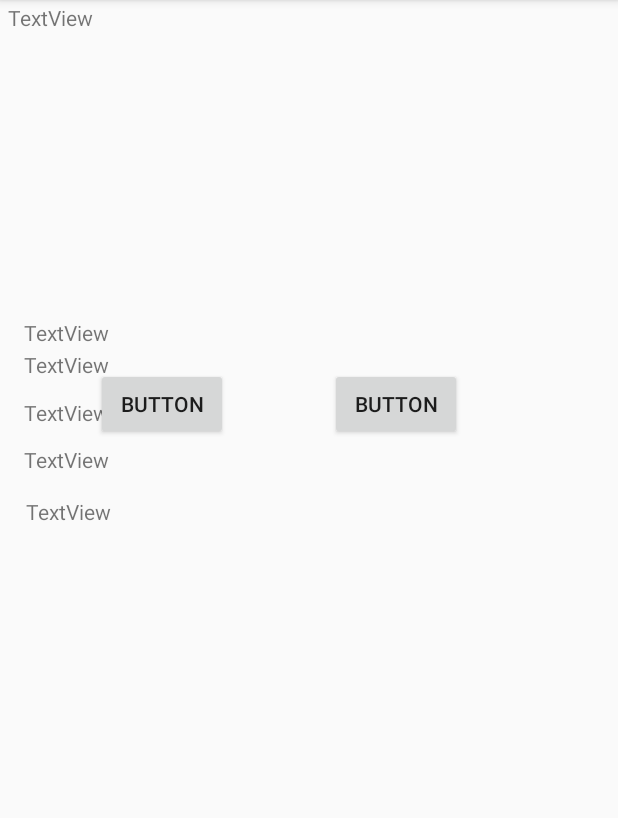
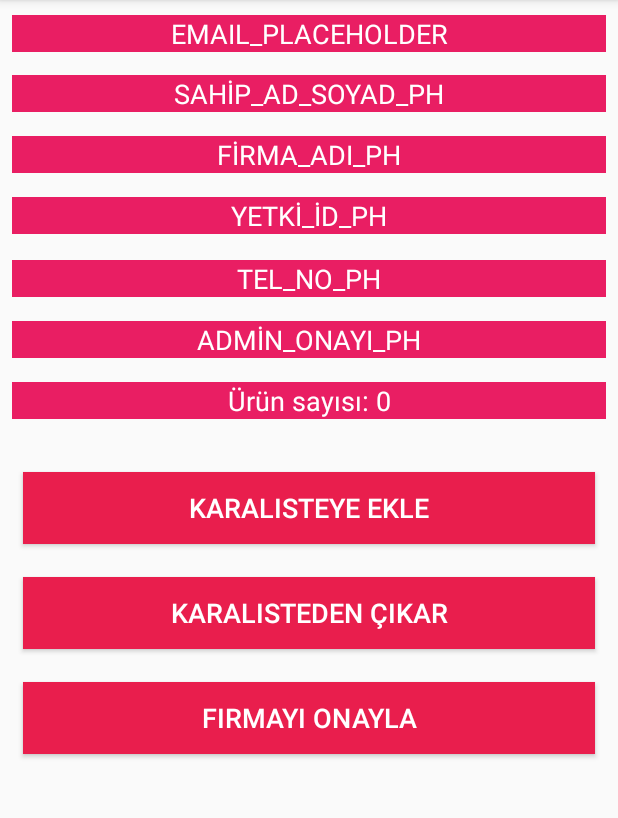
Before and after one commit to fatihy101/yemek-siparis-app, an Android app: the FirmaBilgileriGoruntule screen opened directly, with no data from a screen before it, on a phone screen of 412 x 824 dp, the part 84-902 px from its top. Run offline under Robolectric (Android 15) with nearby library versions, the phone set to English and light mode, and no system bars; our stand-ins replace Firebase (no records; nobody signed in at launch, a user with empty details on screens opened directly).

Commit message:
Bug fixes v4

```diff
--- a/project_file/YemekSiparisApp/app/src/main/java/com/yazilimmuhendisligi/yemeksiparis/ui_admin/FirmaKaraliste/FirmaKaraliste.java
+++ b/project_file/YemekSiparisApp/app/src/main/java/com/yazilimmuhendisligi/yemeksiparis/ui_admin/FirmaKaraliste/FirmaKaraliste.java
@@ -58,7 +58,7 @@ public class FirmaKaraliste extends AppCompatActivity {
                      @Override
                      public void onItemClick(AdapterView<?> parent, View view, int position, long id) {
                          Intent Intent = new Intent(FirmaKaraliste.this, FirmaBilgileriGoruntule.class);
-                         Intent.putExtra("musteri_uid",firma_uid.get(position));
+                         Intent.putExtra("firma_uid",firma_uid.get(position));
                          startActivity(Intent);
                      }
                  });
--- a/project_file/YemekSiparisApp/app/src/main/java/com/yazilimmuhendisligi/yemeksiparis/ui_admin/FirmaListeleAdmin/FirmaBilgileriGoruntule.java
+++ b/project_file/YemekSiparisApp/app/src/main/java/com/yazilimmuhendisligi/yemeksiparis/ui_admin/FirmaListeleAdmin/FirmaBilgileriGoruntule.java
@@ -1,116 +1,145 @@
 package com.yazilimmuhendisligi.yemeksiparis.ui_admin.FirmaListeleAdmin;
 
+import androidx.annotation.NonNull;
 import androidx.appcompat.app.AppCompatActivity;
 
 import android.os.Bundle;
+import android.util.Log;
 import android.view.View;
-import android.widget.ArrayAdapter;
 import android.widget.Button;
-import android.widget.ListView;
 import android.widget.TextView;
 import android.widget.Toast;
 
+import com.google.android.gms.tasks.OnFailureListener;
 import com.google.android.gms.tasks.OnSuccessListener;
+import com.google.firebase.firestore.CollectionReference;
 import com.google.firebase.firestore.DocumentReference;
 import com.google.firebase.firestore.DocumentSnapshot;
 import com.google.firebase.firestore.FirebaseFirestore;
+import com.google.firebase.firestore.QuerySnapshot;
 import com.yazilimmuhendisligi.yemeksiparis.R;
-import com.yazilimmuhendisligi.yemeksiparis.ui_admin.MusteriListeleAdmin.MusteriBilgileriGoruntule;
 
 import java.util.HashMap;
 
 public class FirmaBilgileriGoruntule extends AppCompatActivity {
 
     FirebaseFirestore firmabase;
-    DocumentReference fireferans;
+    DocumentReference docKullaniciRef;
     HashMap hashMap;
-
-    TextView firma_adı;
-    TextView firma_Sahipadsoyad;
-    TextView firma_telno;
-    TextView firma_yetki_id;
-    TextView firma_mail;
-    TextView firma_onay;
-    Button button1;
-    Button button2;
+    int local_urun_sayisi = -1;
+    String firma_uid;
+    TextView firma_adi, firma_sahip_ad_soyad,firma_telno, firma_yetki_id,firma_mail,firma_onay,menu_sayisi;
+    Button karaliste_ekle_button, karaliste_cikar_button, firma_onay_button;
 
 
 
     @Override
     protected void onCreate(Bundle savedInstanceState) {
         super.onCreate(savedInstanceState);
-        String firma_uid = getIntent().getStringExtra("firma_uid");
+       firma_uid = getIntent().getStringExtra("firma_uid");
         firmabase=FirebaseFirestore.getInstance();
+        docKullaniciRef = firmabase.document("kullanici_bilgileri/"+firma_uid);
+        //region UI Tanımları
         setContentView(R.layout.activity_firma_bilgileri_goruntule);
-        firma_adı=findViewById(R.id.Firma_adı);
+        firma_adi =findViewById(R.id.Firma_adı);
         firma_mail =findViewById(R.id.Firma_mail);
-        firma_Sahipadsoyad= findViewById(R.id.Firma_sahip_adsoyad);
+        firma_sahip_ad_soyad = findViewById(R.id.Firma_sahip_adsoyad);
         firma_telno=findViewById(R.id.Firma_Telno);
         firma_yetki_id=findViewById(R.id.Firma_yetki_id);
         firma_onay=findViewById(R.id.Firma_onayı);
-        fireferans=firmabase.document("kullanici_bilgileri/"+firma_uid);
-        button1=findViewById(R.id.button_1);
-        button2=findViewById(R.id.button_2);
+        karaliste_ekle_button=findViewById(R.id.karaliste_al_button);
+        karaliste_cikar_button =findViewById(R.id.karaliste_cikar_button);
+        firma_onay_button = findViewById(R.id.firmayi_onayla);
+        menu_sayisi  =findViewById(R.id.menu_urun_sayisi);
+        //endregion
 
-
-        Dbveriver();
         Dbverial();
 
 
     }
     public void Dbverial(){
-
-        fireferans.get()
+        urunSayisiniAl();
+        docKullaniciRef.get()
                 .addOnSuccessListener(new OnSuccessListener<DocumentSnapshot>() {
                     @Override
                     public void onSuccess(DocumentSnapshot documentSnapshot) {
                         if (documentSnapshot.exists()){
-                            firma_adı.setText((String) documentSnapshot.get("firma_adi"));
+                            firma_adi.setText((String) documentSnapshot.get("firma_adi"));
                             firma_mail.setText((String) documentSnapshot.get("email"));
-                            firma_Sahipadsoyad.setText((String)documentSnapshot.get("firma_sahibi_ad_soyad"));
+                            firma_sahip_ad_soyad.setText((String)documentSnapshot.get("firma_sahibi_ad_soyad"));
                             firma_telno.setText((String) documentSnapshot.get("tel_no"));
                             firma_yetki_id.setText((String) documentSnapshot.get("yetki_id"));
-                            firma_onay.setText((String)String.valueOf(documentSnapshot.get("admin_onayi")) );
+                            firma_onay.setText(String.valueOf(documentSnapshot.get("admin_onayi")));
+                            Log.d("snapshot control", "onSuccess: " + firma_adi.getText());
+                        }
+                        else Log.d("snapshot control", "onSuccess: Fail");
+                        //Dbveriver();
+                    }
+                }).addOnFailureListener(new OnFailureListener() {
+            @Override
+            public void onFailure(@NonNull Exception e) {
+                Log.d("snapshot control", "onFailure: hey");
+            }
+        });
+    }
 
-                        }
+    public void urunSayisiniAl()
+    {
 
-                    }
-                });
-
-
+        CollectionReference referenceUrunler = firmabase.collection("kullanici_bilgileri/"+firma_uid+"/menu");
+        referenceUrunler.get().addOnSuccessListener(new OnSuccessListener<QuerySnapshot>() {
+            @Override
+            public void onSuccess(QuerySnapshot queryDocumentSnapshots) {
+                if(queryDocumentSnapshots.isEmpty()) local_urun_sayisi = 0;
+                 local_urun_sayisi =  queryDocumentSnapshots.size();
+                Log.d("urun_sayisi", "urunSayisiniAlCheck: "+queryDocumentSnapshots.size());
+                menu_sayisi.setText("Ürün sayısı: " + local_urun_sayisi);
+            }
+        });
     }
 
     public void  Dbveriver(){
-        button1.setOnClickListener(new View.OnClickListener() {
+        karaliste_ekle_button.setOnClickListener(new View.OnClickListener() {
             @Override
             public void onClick(View v) {
                 HashMap<String,Object> hashMap= new HashMap<>();
                 hashMap.put("tel_no", (String) firma_telno.getText());
-                hashMap.put("firma_sahibi_ad_soyad", (String) firma_Sahipadsoyad.getText());
-                hashMap.put("firma_adi", (String) firma_adı.getText());
+                hashMap.put("firma_sahibi_ad_soyad", (String) firma_sahip_ad_soyad.getText());
+                hashMap.put("firma_adi", (String) firma_adi.getText());
                 hashMap.put("email", (String) firma_mail.getText());
                 hashMap.put("yetki_id", (String) firma_yetki_id.getText());
-                hashMap.put("admin_onayi", Boolean.valueOf((String) firma_onay.getText()) );
+                //hashMap.put("admin_onayi", Boolean.valueOf((String) firma_onay.getText()) );
                 hashMap.put("Blacklist",true);
-                fireferans.set(hashMap);
+                docKullaniciRef.set(hashMap);
                 Toast.makeText(getApplicationContext(), "Kara Listeye Alındı!", Toast.LENGTH_LONG).show();
-                button1.setEnabled(false);
+                karaliste_ekle_button.setEnabled(false);
 
             }
         });
 
-        button2.setOnClickListener(new View.OnClickListener() {
+        karaliste_cikar_button.setOnClickListener(new View.OnClickListener() {
             @Override
             public void onClick(View v) {
                 HashMap<String,Object> HASHMAP = new HashMap<>();
                 HASHMAP.put("tel_no",(String) firma_telno.getText());
-                HASHMAP.put("firma_sahibi_ad_soyad",(String) firma_Sahipadsoyad.getText());
-                HASHMAP.put("firma_adi",(String) firma_adı.getText());
+                HASHMAP.put("firma_sahibi_ad_soyad",(String) firma_sahip_ad_soyad.getText());
+                HASHMAP.put("firma_adi",(String) firma_adi.getText());
                 HASHMAP.put("email",(String) firma_mail.getText());
                 HASHMAP.put("yetki_id",(String) firma_yetki_id.getText());
-                HASHMAP.put("admin_onayi", Boolean.valueOf((String) firma_onay.getText()));
-                HASHMAP.put("Blacklist",true);
-                fireferans.set(hashMap);
+               // HASHMAP.put("admin_onayi", Boolean.valueOf((String) firma_onay.getText()));
+                HASHMAP.put("Blacklist",false);
+                docKullaniciRef.set(hashMap).addOnSuccessListener(new OnSuccessListener<Void>() {
+                    @Override
+                    public void onSuccess(Void aVoid) {
+                        Toast.makeText(FirmaBilgileriGoruntule.this, "Başarıyla eklendi ", Toast.LENGTH_SHORT).show();
+                    }
+                }).addOnFailureListener(new OnFailureListener() {
+                    @Override
+                    public void onFailure(@NonNull Exception e) {
+                        Log.d("Fail", "onFailure: " + e.getLocalizedMessage());
+                        Toast.makeText(FirmaBilgileriGoruntule.this, "Hata: "+ e.getLocalizedMessage(), Toast.LENGTH_SHORT).show();
+                    }
+                });
             }
         });
 
--- a/project_file/YemekSiparisApp/app/src/main/java/com/yazilimmuhendisligi/yemeksiparis/ui_admin/FirmaListeleAdmin/FirmaListeleAdmin.java
+++ b/project_file/YemekSiparisApp/app/src/main/java/com/yazilimmuhendisligi/yemeksiparis/ui_admin/FirmaListeleAdmin/FirmaListeleAdmin.java
@@ -42,8 +42,6 @@ public class FirmaListeleAdmin extends AppCompatActivity {
         DBVeriAL();
 
 
-
-
     }
 
     public void DBVeriAL()
@@ -55,15 +53,20 @@ public class FirmaListeleAdmin extends AppCompatActivity {
             @Override
             public void onEvent(@Nullable QuerySnapshot queryDocumentSnapshots, @Nullable FirebaseFirestoreException e) {
                 if(e != null ) Toast.makeText(getApplicationContext(), e.getLocalizedMessage(), Toast.LENGTH_SHORT).show();
-                firma_ad.clear();
+             if(!queryDocumentSnapshots.isEmpty()) {
+                 firma_ad.clear();
+                 firma_uid.clear();
                 for (DocumentSnapshot document : queryDocumentSnapshots.getDocuments())
                 {
                     firma_ad.add((String) document.get("firma_adi"));
                     firma_uid.add(document.getId());
-                    Log.d("firma_isimleri: ", firma_ad.get(0) + " " + firma_ad.size());
+                    Log.d("firma_isimleri: 1", firma_ad.get(0) + " " + firma_ad.size());
                 }
-                ArrayAdapter arrayAdapter = new ArrayAdapter(getApplicationContext(),android.R.layout.simple_list_item_1, firma_ad);
-               // listView.setAdapter(arrayAdapter);
+                Log.d("firma_isimleri: 2 ", firma_ad.get(0) + " " + firma_ad.size());
+                Log.d("firma_isimleri: uid:", firma_uid.get(0) + " " + firma_uid.size());
+                 System.out.println(firma_ad);
+                 ArrayAdapter arrayAdapter = new ArrayAdapter(getApplicationContext(),android.R.layout.simple_list_item_1,firma_ad);
+                listView.setAdapter(arrayAdapter);
                 listView.setOnItemClickListener(new AdapterView.OnItemClickListener() {
 
                     @Override
@@ -73,7 +76,7 @@ public class FirmaListeleAdmin extends AppCompatActivity {
                         startActivity(Intent);
                     }
                 });
-
+}
             }
         });
 
--- a/project_file/YemekSiparisApp/app/src/main/res/layout/activity_firma_bilgileri_goruntule.xml
+++ b/project_file/YemekSiparisApp/app/src/main/res/layout/activity_firma_bilgileri_goruntule.xml
@@ -9,86 +9,160 @@
     <TextView
         android:id="@+id/Firma_mail"
         android:layout_width="0dp"
-        android:layout_height="0dp"
-        android:layout_marginStart="5dp"
-        android:layout_marginTop="2dp"
-        android:layout_marginEnd="5dp"
-        android:layout_marginBottom="122dp"
-        android:text="TextView"
-        app:layout_constraintBottom_toTopOf="@+id/Firma_onayı"
+        android:layout_height="wrap_content"
+        android:layout_marginStart="8dp"
+        android:layout_marginTop="10dp"
+        android:layout_marginEnd="8dp"
+        android:background="@color/colorPrimaryDark"
+        android:text="EMAIL_PLACEHOLDER"
+        android:textAlignment="center"
+        android:textColor="@color/textColor"
+        android:textSize="18sp"
         app:layout_constraintEnd_toEndOf="parent"
         app:layout_constraintStart_toStartOf="parent"
         app:layout_constraintTop_toTopOf="parent" />
 
     <TextView
         android:id="@+id/Firma_sahip_adsoyad"
-        android:layout_width="wrap_content"
+        android:layout_width="0dp"
         android:layout_height="wrap_content"
-        android:layout_marginStart="16dp"
-        android:text="TextView"
-        app:layout_constraintBottom_toTopOf="@+id/Firma_Telno"
+        android:layout_marginStart="8dp"
+        android:layout_marginTop="50dp"
+        android:layout_marginEnd="8dp"
+        android:background="@color/colorPrimaryDark"
+        android:text="SAHİP_AD_SOYAD_PH"
+        android:textAlignment="center"
+        android:textColor="@color/textColor"
+        android:textSize="18sp"
+        app:layout_constraintEnd_toEndOf="parent"
         app:layout_constraintStart_toStartOf="parent"
-        app:layout_constraintTop_toBottomOf="@+id/Firma_mail" />
+        app:layout_constraintTop_toTopOf="parent" />
 
     <TextView
         android:id="@+id/Firma_Telno"
-        android:layout_width="wrap_content"
+        android:layout_width="0dp"
         android:layout_height="wrap_content"
-        android:layout_marginBottom="10dp"
-        android:text="TextView"
-        app:layout_constraintBottom_toTopOf="@+id/Firma_adı"
-        app:layout_constraintStart_toStartOf="@+id/Firma_sahip_adsoyad"
-        app:layout_constraintTop_toBottomOf="@+id/Firma_sahip_adsoyad" />
+        android:layout_marginStart="8dp"
+        android:layout_marginTop="17dp"
+        android:layout_marginEnd="8dp"
+        android:background="@color/colorPrimaryDark"
+        android:text="TEL_NO_PH"
+        android:textAlignment="center"
+        android:textColor="@color/textColor"
+        android:textSize="18sp"
+        app:layout_constraintEnd_toEndOf="parent"
+        app:layout_constraintStart_toStartOf="parent"
+        app:layout_constraintTop_toBottomOf="@+id/Firma_yetki_id" />
 
     <TextView
         android:id="@+id/Firma_yetki_id"
-        android:layout_width="wrap_content"
+        android:layout_width="0dp"
         android:layout_height="wrap_content"
-        android:layout_marginStart="16dp"
-        android:layout_marginBottom="449dp"
-        android:text="TextView"
-        app:layout_constraintBottom_toBottomOf="parent"
+        android:layout_marginStart="8dp"
+        android:layout_marginTop="16dp"
+        android:layout_marginEnd="8dp"
+        android:background="@color/colorPrimaryDark"
+        android:text="YETKİ_İD_PH"
+        android:textAlignment="center"
+        android:textColor="@color/textColor"
+        android:textSize="18sp"
+        app:layout_constraintEnd_toEndOf="parent"
         app:layout_constraintStart_toStartOf="parent"
         app:layout_constraintTop_toBottomOf="@+id/Firma_adı" />
 
     <TextView
         android:id="@+id/Firma_adı"
-        android:layout_width="wrap_content"
+        android:layout_width="0dp"
         android:layout_height="wrap_content"
-        android:layout_marginStart="16dp"
-        android:layout_marginBottom="10dp"
-        android:text="TextView"
-        app:layout_constraintBottom_toTopOf="@+id/Firma_yetki_id"
+        android:layout_marginStart="8dp"
+        android:layout_marginTop="16dp"
+        android:layout_marginEnd="8dp"
+        android:background="@color/colorPrimaryDark"
+        android:text="FİRMA_ADI_PH"
+        android:textAlignment="center"
+        android:textColor="@color/textColor"
+        android:textSize="18sp"
+        app:layout_constraintEnd_toEndOf="parent"
+        app:layout_constraintStart_toStartOf="parent"
+        app:layout_constraintTop_toBottomOf="@+id/Firma_sahip_adsoyad" />
+
+    <TextView
+        android:id="@+id/Firma_onayı"
+        android:layout_width="0dp"
+        android:layout_height="wrap_content"
+        android:layout_marginStart="8dp"
+        android:layout_marginTop="16dp"
+        android:layout_marginEnd="8dp"
+        android:background="@color/colorPrimaryDark"
+        android:text="ADMİN_ONAYI_PH"
+        android:textAlignment="center"
+        android:textColor="@color/textColor"
+        android:textSize="18sp"
+        app:layout_constraintEnd_toEndOf="parent"
         app:layout_constraintStart_toStartOf="parent"
         app:layout_constraintTop_toBottomOf="@+id/Firma_Telno" />
 
     <TextView
-        android:id="@+id/Firma_onayı"
-        android:layout_width="wrap_content"
+        android:id="@+id/menu_urun_sayisi"
+        android:layout_width="0dp"
         android:layout_height="wrap_content"
-        android:layout_marginStart="17dp"
-        android:layout_marginBottom="417dp"
-        android:text="TextView"
-        app:layout_constraintBottom_toBottomOf="parent"
+        android:layout_marginStart="8dp"
+        android:layout_marginTop="16dp"
+        android:layout_marginEnd="8dp"
+        android:background="@color/colorPrimaryDark"
+        android:text="MENU_URUN_SAYİSİ_PH"
+        android:textAlignment="center"
+        android:textColor="@color/textColor"
+        android:textSize="18sp"
+        app:layout_constraintEnd_toEndOf="parent"
         app:layout_constraintStart_toStartOf="parent"
-        app:layout_constraintTop_toBottomOf="@+id/Firma_mail" />
+        app:layout_constraintTop_toBottomOf="@+id/Firma_onayı" />
 
     <Button
-        android:id="@+id/button_1"
-        android:layout_width="wrap_content"
+        android:id="@+id/karaliste_al_button"
+        android:layout_width="0dp"
         android:layout_height="wrap_content"
-        android:layout_marginStart="64dp"
-        android:text="Button"
-        app:layout_constraintBaseline_toBaselineOf="@+id/button_2"
-        app:layout_constraintStart_toStartOf="parent" />
+        android:layout_marginStart="15dp"
+        android:layout_marginTop="35dp"
+        android:layout_marginEnd="15dp"
+        android:background="@color/alternativeColor"
+        android:text="Karalisteye Ekle"
+        android:textAlignment="center"
+        android:textColor="@color/textColor"
+        android:textSize="18sp"
+        app:layout_constraintEnd_toEndOf="parent"
+        app:layout_constraintStart_toStartOf="parent"
+        app:layout_constraintTop_toBottomOf="@+id/menu_urun_sayisi" />
 
     <Button
-        android:id="@+id/button_2"
-        android:layout_width="wrap_content"
+        android:id="@+id/karaliste_cikar_button"
+        android:layout_width="0dp"
         android:layout_height="wrap_content"
-        android:layout_marginStart="68dp"
-        android:layout_marginTop="245dp"
-        android:text="Button"
-        app:layout_constraintStart_toEndOf="@+id/button_1"
-        app:layout_constraintTop_toTopOf="parent" />
+        android:layout_marginStart="15dp"
+        android:layout_marginTop="22dp"
+        android:layout_marginEnd="15dp"
+        android:background="@color/alternativeColor"
+        android:text="Karalisteden çıkar"
+        android:textAlignment="center"
+        android:textColor="@color/textColor"
+        android:textSize="18sp"
+        app:layout_constraintEnd_toEndOf="parent"
+        app:layout_constraintStart_toStartOf="parent"
+        app:layout_constraintTop_toBottomOf="@+id/karaliste_al_button" />
+
+    <Button
+        android:id="@+id/firmayi_onayla"
+        android:layout_width="0dp"
+        android:layout_height="wrap_content"
+        android:layout_marginStart="15dp"
+        android:layout_marginTop="22dp"
+        android:layout_marginEnd="15dp"
+        android:background="@color/alternativeColor"
+        android:text="Firmayı Onayla"
+        android:textAlignment="center"
+        android:textColor="@color/textColor"
+        android:textSize="18sp"
+        app:layout_constraintEnd_toEndOf="parent"
+        app:layout_constraintStart_toStartOf="parent"
+        app:layout_constraintTop_toBottomOf="@+id/karaliste_cikar_button" />
 </androidx.constraintlayout.widget.ConstraintLayout>
```
